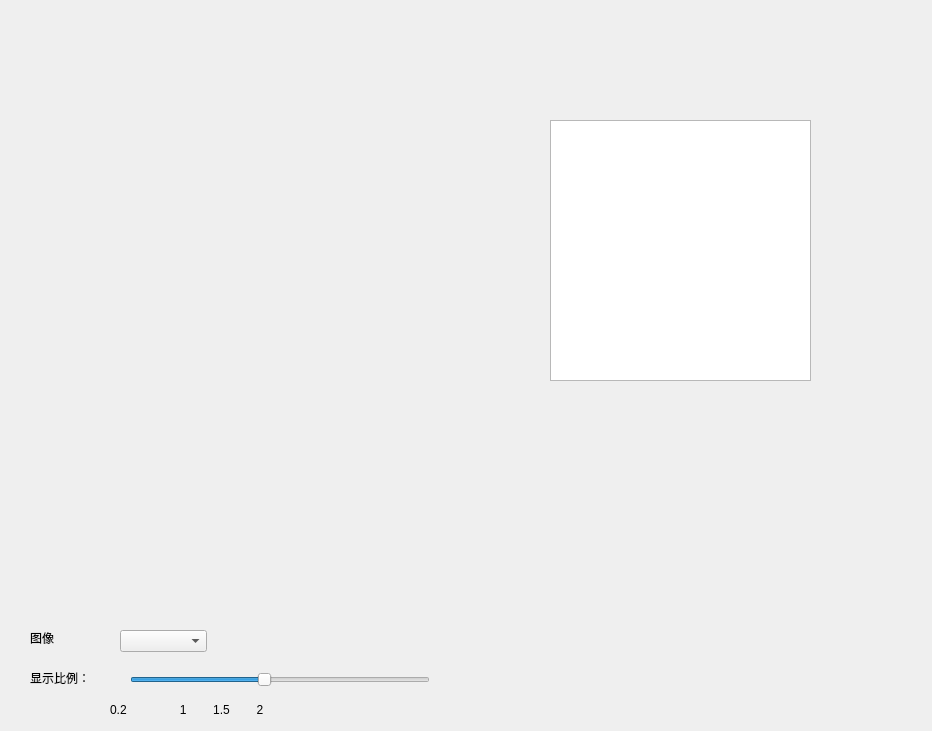
First picture: the form in imagewatch.ui, repository WcksOwnCode/RCS, before the edit.
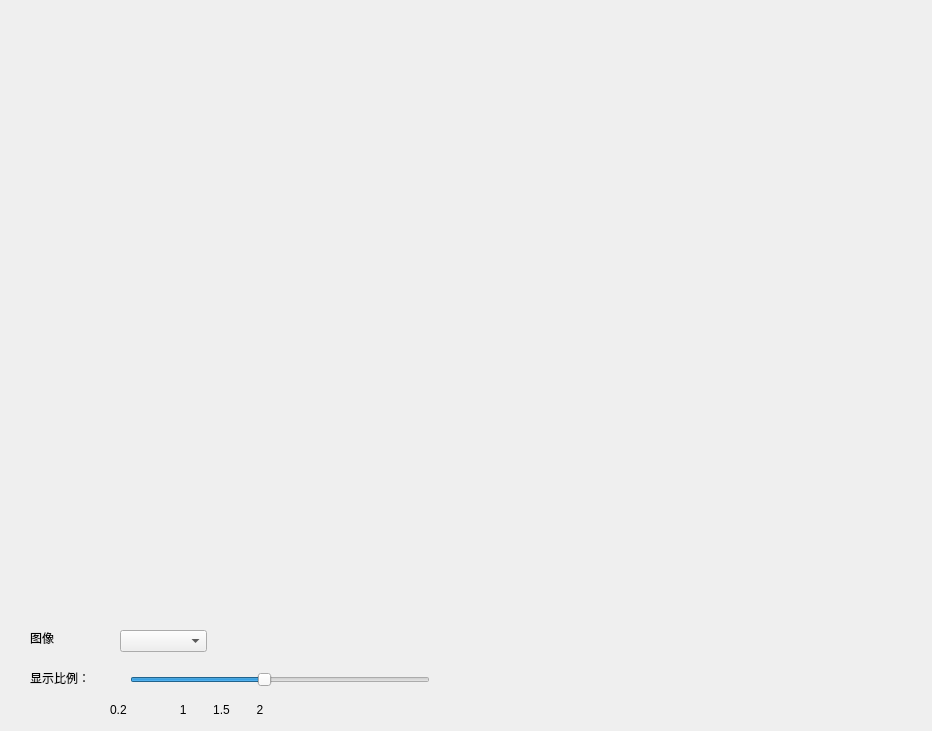
Second picture: the form after the edit.

What changed in the file:
```diff
--- a/imagewatch.ui
+++ b/imagewatch.ui
@@ -16,10 +16,10 @@
   <widget class="QLabel" name="Image_Label">
    <property name="geometry">
     <rect>
-     <x>90</x>
-     <y>130</y>
-     <width>361</width>
-     <height>231</height>
+     <x>60</x>
+     <y>60</y>
+     <width>801</width>
+     <height>521</height>
     </rect>
    </property>
    <property name="text">
@@ -100,16 +100,6 @@
     <string>0.2                1        1.5        2</string>
    </property>
   </widget>
-  <widget class="QGraphicsView" name="graphicsView">
-   <property name="geometry">
-    <rect>
-     <x>550</x>
-     <y>120</y>
-     <width>261</width>
-     <height>261</height>
-    </rect>
-   </property>
-  </widget>
  </widget>
  <resources/>
  <connections/>
```
